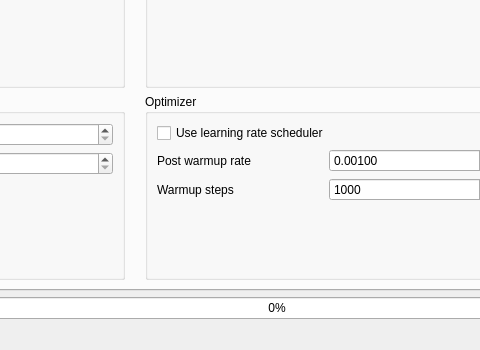
First picture: the form in XREPORT/app/assets/window_layout.ui, repository CTCycle/XREPORT-radiological-reports-generator, before the edit; both pictures show x 257 to 737 and y 500 to 850 of the 1165 by 850 pixel window.
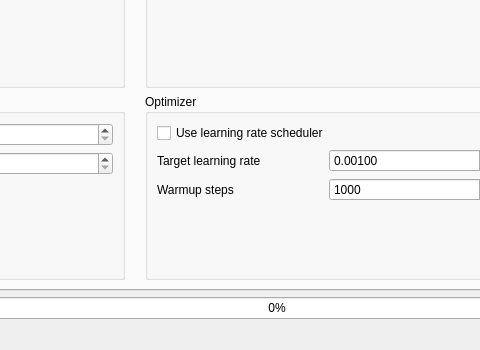
Second picture: the form after the edit. The open tabs and pages were chosen to show the change.

Commit message: fixed checkpoint summary

What changed in the file:
```diff
--- a/XREPORT/app/assets/window_layout.ui
+++ b/XREPORT/app/assets/window_layout.ui
@@ -404,7 +404,7 @@
                  <item>
                   <widget class="QLabel" name="label_11">
                    <property name="text">
-                    <string>Post warmup rate</string>
+                    <string>Target learning rate</string>
                    </property>
                   </widget>
                  </item>
```
Left out of the diff: 5 changed lines with no effect on the pictures. The commit also changes 2 other files.
